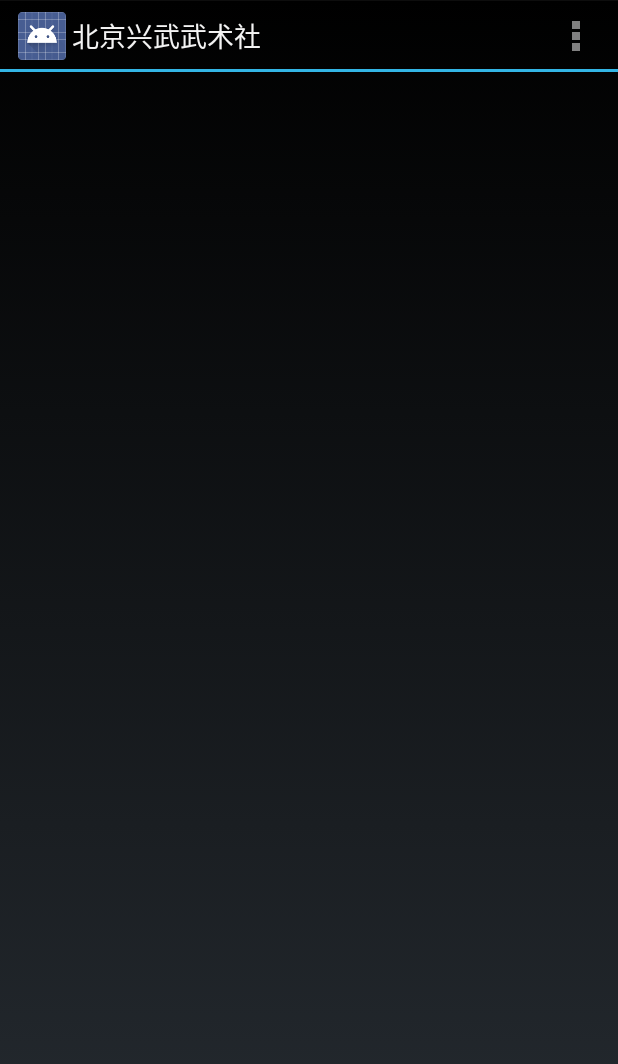
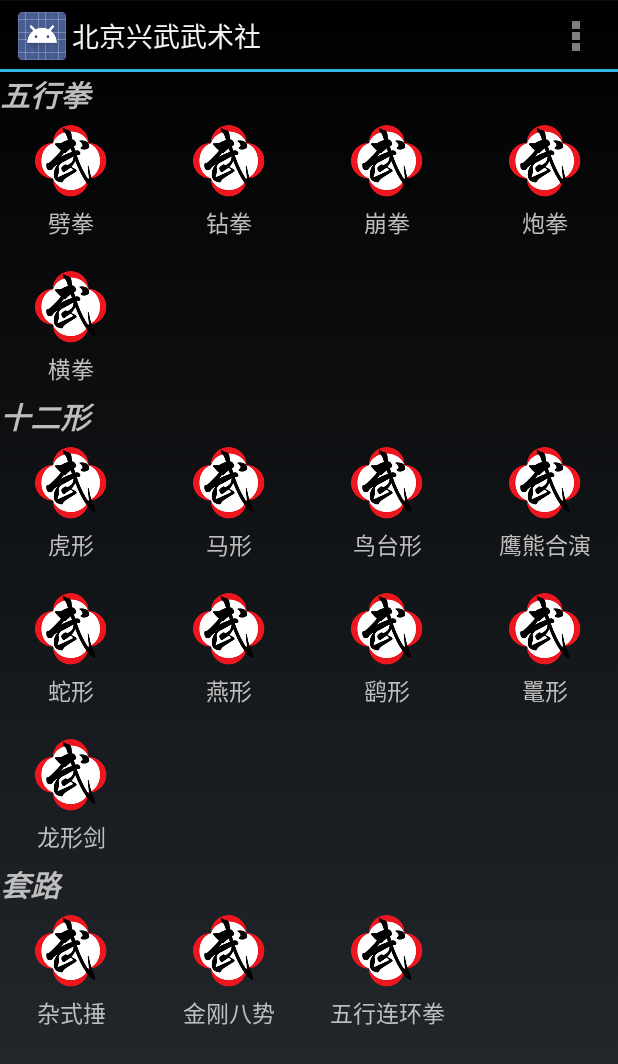
Before and after one commit to chonglou/xingwu, an Android app: the screen it shows after launch (MainActivity), on a phone screen of 412 x 824 dp. Shown: the top 1064 px of the screen. Run offline under Robolectric (Android 15) with nearby library versions, the phone set to English and light mode, and no system bars.

Commit message:
videos show

```diff
--- a/app/build.gradle
+++ b/app/build.gradle
@@ -22,4 +22,5 @@ android {
 dependencies {
     compile fileTree(dir: 'libs', include: ['*.jar'])
     compile 'com.android.support:appcompat-v7:22.0.0'
+    compile 'com.google.code.gson:gson:2.3.1'
 }
--- a/app/src/main/java/com/odong/xingwu/activities/MainActivity.java
+++ b/app/src/main/java/com/odong/xingwu/activities/MainActivity.java
@@ -5,9 +5,16 @@ import android.content.Intent;
 import android.os.Bundle;
 import android.view.Menu;
 import android.view.MenuItem;
+import android.widget.LinearLayout;
 
 import com.odong.xingwu.R;
+import com.odong.xingwu.models.Video;
 import com.odong.xingwu.services.YoukuService;
+import com.odong.xingwu.utils.XmlHelper;
+import com.odong.xingwu.widgets.VideosView;
+
+import java.util.List;
+import java.util.Map;
 
 
 public class MainActivity extends Activity {
@@ -16,6 +23,8 @@ public class MainActivity extends Activity {
     protected void onCreate(Bundle savedInstanceState) {
         super.onCreate(savedInstanceState);
         setContentView(R.layout.activity_main);
+
+        initVideos();
         startService(new Intent(this, YoukuService.class));
     }
 
@@ -41,4 +50,16 @@ public class MainActivity extends Activity {
 
         return super.onOptionsItemSelected(item);
     }
+
+    private void initVideos() {
+        Map<String, List<Video>> videosMap = new XmlHelper(this).getVideos();
+        LinearLayout layout = (LinearLayout) findViewById(R.id.ll_main);
+        for (Map.Entry<String, List<Video>> entry : videosMap.entrySet()) {
+            VideosView vv = new VideosView(this);
+            vv.setTitle(entry.getKey());
+            vv.setVideos(entry.getValue());
+            layout.addView(vv);
+        }
+
+    }
 }
--- a/app/src/main/java/com/odong/xingwu/models/Video.java
+++ b/app/src/main/java/com/odong/xingwu/models/Video.java
@@ -8,7 +8,6 @@ import java.io.Serializable;
 public class Video implements Serializable {
 
     private String vid;
-    private String catalog;
     private String title;
 
     public String getVid() {
@@ -28,11 +27,4 @@ public class Video implements Serializable {
         this.title = title;
     }
 
-    public String getCatalog() {
-        return catalog;
-    }
-
-    public void setCatalog(String catalog) {
-        this.catalog = catalog;
-    }
 }
--- a/app/src/main/java/com/odong/xingwu/utils/XmlHelper.java
+++ b/app/src/main/java/com/odong/xingwu/utils/XmlHelper.java
@@ -2,11 +2,17 @@ package com.odong.xingwu.utils;
 
 
 import android.content.Context;
+import android.content.res.XmlResourceParser;
+import android.util.Log;
 
+import com.odong.xingwu.R;
 import com.odong.xingwu.models.Video;
 
 import org.xmlpull.v1.XmlPullParser;
+import org.xmlpull.v1.XmlPullParserException;
 
+import java.io.IOException;
+import java.util.ArrayList;
 import java.util.LinkedHashMap;
 import java.util.List;
 import java.util.Map;
@@ -15,15 +21,53 @@ import java.util.Map;
  * Created by flamen on 15-4-15.
  */
 public class XmlHelper {
-    public XmlHelper(Context context){
+    public XmlHelper(Context context) {
         this.context = context;
     }
-    public Map<String, List<Video>> getVideos(){
+
+    public Map<String, List<Video>> getVideos() {
+        int rid = R.xml.videos;
         Map<String, List<Video>> map = new LinkedHashMap<>();
-        try{
-            XmlPullParser parser =
+        try {
+            XmlResourceParser xrp = context.getResources().getXml(rid);
+            Video video = null;
+            String catalog = null;
+            for (int et = xrp.getEventType(); et != XmlPullParser.END_DOCUMENT; et = xrp.next()) {
+
+                switch (et) {
+                    case XmlPullParser.START_TAG:
+                        switch (xrp.getName()) {
+                            case "item":
+                                video = new Video();
+                                break;
+                            case "catalog":
+                                catalog = xrp.nextText();
+                                break;
+                            case "vid":
+                                video.setVid(xrp.nextText());
+                                break;
+                            case "title":
+                                video.setTitle(xrp.nextText());
+                                break;
+                        }
+                        break;
+                    case XmlPullParser.END_TAG:
+                        if (xrp.getName().equals("item")) {
+                            if (!map.containsKey(catalog)) {
+                                map.put(catalog, new ArrayList<Video>());
+                            }
+
+                            map.get(catalog).add(video);
+                        }
+                        break;
+                }
+            }
+        } catch (XmlPullParserException | IOException e) {
+            Log.d("解析XML出错", context.getResources().getResourceName(rid), e);
         }
+
         return map;
     }
+
     private Context context;
 }
--- /dev/null
+++ b/app/src/main/java/com/odong/xingwu/widgets/VideoAdapter.java
@@ -0,0 +1,76 @@
+package com.odong.xingwu.widgets;
+
+import android.content.Context;
+import android.view.LayoutInflater;
+import android.view.View;
+import android.view.ViewGroup;
+import android.widget.BaseAdapter;
+import android.widget.ImageButton;
+import android.widget.TextView;
+
+import com.odong.xingwu.R;
+import com.odong.xingwu.models.Video;
+
+import java.util.List;
+
+/**
+ * Created by flamen on 15-4-16.
+ */
+public class VideoAdapter extends BaseAdapter {
+    public VideoAdapter(Context context, List<Video> videos) {
+        this.context = context;
+        this.videos = videos;
+    }
+
+    @Override
+    public int getCount() {
+        return videos.size();
+    }
+
+    @Override
+    public Object getItem(int position) {
+        return null;
+    }
+
+    @Override
+    public long getItemId(int position) {
+        return 0;
+    }
+
+    @Override
+    public View getView(int position, View convertView, ViewGroup parent) {
+        View grid;
+        if (convertView == null) {
+
+            LayoutInflater inflater = (LayoutInflater) context.getSystemService(Context.LAYOUT_INFLATER_SERVICE);
+            grid = inflater.inflate(R.layout.video_show, null);
+
+            Video video = videos.get(position);
+
+            View.OnClickListener click = new View.OnClickListener() {
+
+                @Override
+                public void onClick(View v) {
+
+                }
+            };
+
+            ImageButton ib = (ImageButton) grid.findViewById(R.id.ib_video_show);
+            //ib.setImageResource(icon.getImage());
+            ib.setOnClickListener(click);
+
+            TextView tv = (TextView) grid.findViewById(R.id.tv_video_show);
+            tv.setText(video.getTitle());
+            tv.setOnClickListener(click);
+
+        } else {
+            grid = convertView;
+        }
+        return grid;
+
+
+    }
+
+    private Context context;
+    private List<Video> videos;
+}
--- a/app/src/main/java/com/odong/xingwu/widgets/VideosView.java
+++ b/app/src/main/java/com/odong/xingwu/widgets/VideosView.java
@@ -1,7 +1,6 @@
 package com.odong.xingwu.widgets;
 
 import android.content.Context;
-import android.util.AttributeSet;
 import android.view.LayoutInflater;
 import android.widget.FrameLayout;
 import android.widget.GridView;
@@ -10,26 +9,24 @@ import android.widget.TextView;
 import com.odong.xingwu.R;
 import com.odong.xingwu.models.Video;
 
+import java.util.List;
+
 /**
  * Created by flamen on 15-4-16.
  */
 public class VideosView extends FrameLayout {
-    public VideosView(Context context, AttributeSet attrs) {
-        super(context, attrs);
-        LayoutInflater.from(context).inflate(R.layout.videos, this);
-        tv = (TextView) findViewById(R.id.tv_videos);
-        gv = (GridView) findViewById(R.id.gv_videos);
-
+    public VideosView(Context context) {
+        super(context);
+        LayoutInflater.from(context).inflate(R.layout.video_list, this);
     }
 
     public void setTitle(String title) {
-        tv.setText(title);
+        ((TextView) findViewById(R.id.tv_video_list)).setText(title);
     }
 
-    public void addVideo(Video video) {
-
+    public void setVideos(List<Video> videos) {
+        ((GridView) findViewById(R.id.gv_video_list)).setAdapter(new VideoAdapter(getContext(), videos));
     }
 
-    private GridView gv;
-    private TextView tv;
+
 }
--- a/app/src/main/res/layout/activity_main.xml
+++ b/app/src/main/res/layout/activity_main.xml
@@ -1,5 +1,6 @@
 <LinearLayout xmlns:android="http://schemas.android.com/apk/res/android"
     xmlns:tools="http://schemas.android.com/tools"
+    android:id="@+id/ll_main"
     android:layout_width="match_parent"
     android:layout_height="match_parent"
     android:orientation="vertical"
--- a/app/src/main/res/layout/activity_settings.xml
+++ b/app/src/main/res/layout/activity_settings.xml
@@ -1,6 +1,8 @@
 <RelativeLayout xmlns:android="http://schemas.android.com/apk/res/android"
-    xmlns:tools="http://schemas.android.com/tools" android:layout_width="match_parent"
-    android:layout_height="match_parent" android:paddingLeft="@dimen/activity_horizontal_margin"
+    xmlns:tools="http://schemas.android.com/tools"
+    android:layout_width="match_parent"
+    android:layout_height="match_parent"
+    android:paddingLeft="@dimen/activity_horizontal_margin"
     android:paddingRight="@dimen/activity_horizontal_margin"
     android:paddingTop="@dimen/activity_vertical_margin"
     android:paddingBottom="@dimen/activity_vertical_margin"
--- a/app/src/main/res/layout/videos.xml
+++ b/app/src/main/res/layout/video_list.xml
@@ -3,15 +3,16 @@
     android:layout_width="match_parent"
     android:layout_height="wrap_content"
     android:orientation="vertical">
+
     <TextView
-        android:id="@+id/tv_videos"
+        android:id="@+id/tv_video_list"
         android:layout_width="fill_parent"
         android:layout_height="wrap_content"
         android:textSize="20sp"
         android:textStyle="bold|italic" />
 
     <GridView
-        android:id="@+id/gv_videos"
+        android:id="@+id/gv_video_list"
         android:layout_width="fill_parent"
         android:layout_height="wrap_content"
         android:columnWidth="90dp"
--- /dev/null
+++ b/app/src/main/res/layout/video_show.xml
@@ -0,0 +1,24 @@
+<?xml version="1.0" encoding="utf-8"?>
+<LinearLayout xmlns:android="http://schemas.android.com/apk/res/android"
+    android:layout_width="wrap_content"
+    android:layout_height="wrap_content"
+    android:orientation="vertical"
+    android:padding="5dp">
+
+    <ImageButton
+        android:id="@+id/ib_video_show"
+        android:layout_width="wrap_content"
+        android:layout_height="wrap_content"
+        android:layout_gravity="center"
+        android:background="@null"
+        android:contentDescription="@string/lbl_null"
+        android:src="@mipmap/ic_launcher" />
+
+    <TextView
+        android:id="@+id/tv_video_show"
+        android:layout_width="wrap_content"
+        android:layout_height="wrap_content"
+        android:layout_gravity="center"
+        android:layout_marginTop="5dp"
+        android:textSize="15sp" />
+</LinearLayout>
--- a/app/src/main/res/values/strings.xml
+++ b/app/src/main/res/values/strings.xml
@@ -6,6 +6,9 @@
     <string name="videos_wuxingquan">五行拳</string>
     <string name="videos_shierxing">十二形</string>
     <string name="videos_taolu">套路</string>
+
     <string name="title_activity_youku">YoukuActivity</string>
 
+    <string name="lbl_null">空</string>
+
 </resources>
--- a/app/src/main/res/values/styles.xml
+++ b/app/src/main/res/values/styles.xml
@@ -1,4 +1,4 @@
 <resources>
-    <style name="AppTheme" parent="android:Theme.Holo">
-    </style>
+
+    <style name="AppTheme" parent="android:Theme.Holo"></style>
 </resources>
--- a/app/src/main/res/xml/videos.xml
+++ b/app/src/main/res/xml/videos.xml
@@ -1,103 +1,103 @@
 <?xml version="1.0" encoding="utf-8"?>
 <videos>
     <item>
-        <id>XNDU2MTU0ODQw</id>
+        <vid>XNDU2MTU0ODQw</vid>
         <type>youku</type>
         <catalog>五行拳</catalog>
         <title>劈拳</title>
     </item>
     <item>
-        <id>XNDU2MTU0OTU2</id>
+        <vid>XNDU2MTU0OTU2</vid>
         <type>youku</type>
         <catalog>五行拳</catalog>
         <title>钻拳</title>
     </item>
     <item>
-        <id>XNDU2MTU1NTQw</id>
+        <vid>XNDU2MTU1NTQw</vid>
         <type>youku</type>
         <title>崩拳</title>
     </item>
     <item>
-        <id>XNDU2MTU1NjMy</id>
+        <vid>XNDU2MTU1NjMy</vid>
         <type>youku</type>
         <catalog>五行拳</catalog>
         <title>炮拳</title>
     </item>
     <item>
-        <id>XNDU2MTU1Nzgw</id>
+        <vid>XNDU2MTU1Nzgw</vid>
         <type>youku</type>
         <catalog>五行拳</catalog>
         <title>横拳</title>
     </item>
     <item>
-        <id>XNDA2NDE1OTgw</id>
+        <vid>XNDA2NDE1OTgw</vid>
         <type>youku</type>
         <title>虎形</title>
         <catalog>十二形</catalog>
     </item>
     <item>
-        <id>XNDA2NDE2Mzky</id>
+        <vid>XNDA2NDE2Mzky</vid>
         <type>youku</type>
         <title>马形</title>
         <catalog>十二形</catalog>
     </item>
     <item>
-        <id>XNDA2NDE3MDg0</id>
+        <vid>XNDA2NDE3MDg0</vid>
         <type>youku</type>
         <title>鸟台形</title>
         <catalog>十二形</catalog>
     </item>
     <item>
-        <id>XNDA2NDE5ODg0</id>
+        <vid>XNDA2NDE5ODg0</vid>
         <type>youku</type>
         <title>鹰熊合演</title>
         <catalog>十二形</catalog>
     </item>
     <item>
-        <id>XNDA2NDE3MzY0</id>
+        <vid>XNDA2NDE3MzY0</vid>
         <type>youku</type>
         <title>蛇形</title>
         <catalog>十二形</catalog>
     </item>
     <item>
-        <id>XNDA2NDE4MzY0</id>
+        <vid>XNDA2NDE4MzY0</vid>
         <type>youku</type>
         <title>燕形</title>
         <catalog>十二形</catalog>
     </item>
     <item>
-        <id>XNDA2NDE4NjY4</id>
+        <vid>XNDA2NDE4NjY4</vid>
         <type>youku</type>
         <title>鹞形</title>
         <catalog>十二形</catalog>
     </item>
     <item>
-        <id>XNDU2MTU1ODcy</id>
+        <vid>XNDU2MTU1ODcy</vid>
         <type>youku</type>
         <title>鼍形</title>
         <catalog>十二形</catalog>
     </item>
     <item>
-        <id>XMjE5NDI2NDQ0</id>
+        <vid>XMjE5NDI2NDQ0</vid>
         <type>youku</type>
         <title>龙形剑</title>
         <catalog>十二形</catalog>
     </item>
 
     <item>
-        <id>XMjE5NDM0NzY4</id>
+        <vid>XMjE5NDM0NzY4</vid>
         <type>youku</type>
         <title>杂式捶</title>
         <catalog>套路</catalog>
     </item>
     <item>
-        <id>XMjE5NDMzODQ4</id>
+        <vid>XMjE5NDMzODQ4</vid>
         <type>youku</type>
         <title>金刚八势</title>
         <catalog>套路</catalog>
     </item>
     <item>
-        <id>XMjE5NDMwNTUy</id>
+        <vid>XMjE5NDMwNTUy</vid>
         <type>youku</type>
         <title>五行连环拳</title>
         <catalog>套路</catalog>
```
Also changed, not shown: app/src/main/res/layout/activity_youku.xml (+4 -3 lines), app/src/main/res/menu/menu_main.xml (+7 -3 lines), app/src/main/res/menu/menu_settings.xml (+5 -2 lines), app/src/main/res/menu/menu_youku.xml (+5 -2 lines), app/src/main/res/xml/settings.xml (+7 -6 lines), 1 other file.
